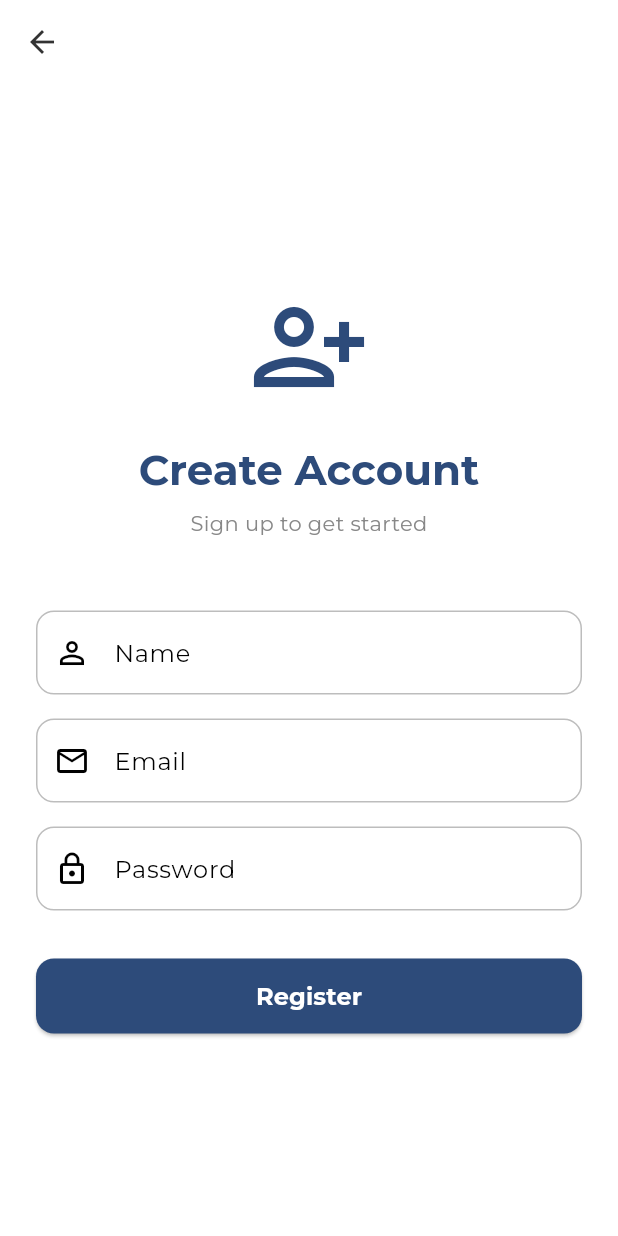
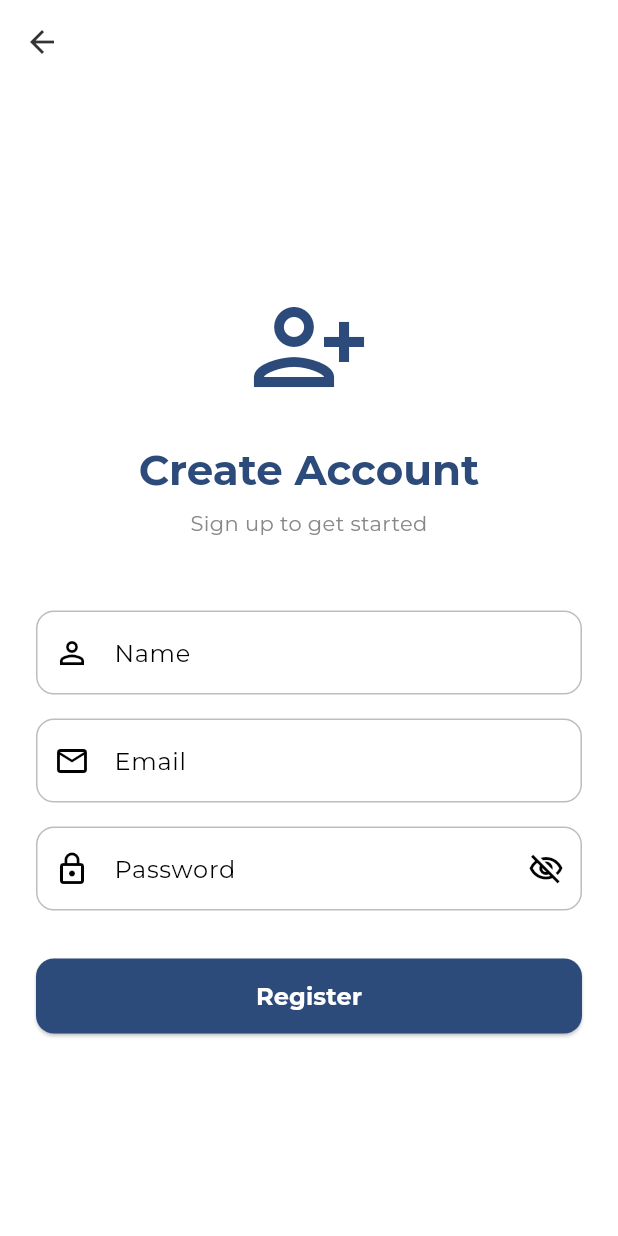
Before and after one commit to Chimera-pkg/flutter-UVIP, a Flutter app: the screen it shows after launch, after a tap on "Register", on a phone screen of 412 x 824 dp. Run offline on Flutter 3.47's test engine with Material 3 defaults, Android fonts, the light colour scheme and no system bars; our stand-ins replace camera, dio, dotted_border, fl_chart, google_fonts, google_maps_flutter and 2 more; accounts and stored records are empty.

Commit message:
fix: auth form validation

```diff
--- a/lib/screens/auth/login_screen.dart
+++ b/lib/screens/auth/login_screen.dart
@@ -16,6 +16,7 @@ class _LoginScreenState extends State<LoginScreen> {
   final _emailController = TextEditingController();
   final _passwordController = TextEditingController();
   final _formKey = GlobalKey<FormState>();
+  bool _obscurePassword = true;
 
   @override
   void dispose() {
@@ -105,6 +106,10 @@ class _LoginScreenState extends State<LoginScreen> {
                       if (value == null || value.isEmpty) {
                         return 'Please enter your email';
                       }
+                      final emailRegex = RegExp(r'^[^@]+@[^@]+\.[^@]+');
+                      if (!emailRegex.hasMatch(value)) {
+                        return 'Please enter a valid email format';
+                      }
                       return null;
                     },
                   ),
@@ -121,11 +126,24 @@ class _LoginScreenState extends State<LoginScreen> {
                         borderRadius: BorderRadius.circular(12),
                         borderSide: const BorderSide(color: AppTheme.unselectedIconColor),
                       ),
+                      suffixIcon: IconButton(
+                        icon: Icon(
+                          _obscurePassword ? Icons.visibility_off_outlined : Icons.visibility_outlined,
+                        ),
+                        onPressed: () {
+                          setState(() {
+                            _obscurePassword = !_obscurePassword;
+                          });
+                        },
+                      ),
                     ),
-                    obscureText: true,
+                    obscureText: _obscurePassword,
                     validator: (value) {
                       if (value == null || value.isEmpty) {
                         return 'Please enter your password';
+                      }
+                      if (value.length < 8) {
+                        return 'Password must be at least 8 characters';
                       }
                       return null;
                     },
--- a/lib/screens/auth/register_screen.dart
+++ b/lib/screens/auth/register_screen.dart
@@ -15,6 +15,7 @@ class _RegisterScreenState extends State<RegisterScreen> {
   final _emailController = TextEditingController();
   final _passwordController = TextEditingController();
   final _formKey = GlobalKey<FormState>();
+  bool _obscurePassword = true;
 
   @override
   void dispose() {
@@ -84,17 +85,17 @@ class _RegisterScreenState extends State<RegisterScreen> {
                     'Create Account',
                     textAlign: TextAlign.center,
                     style: Theme.of(context).textTheme.headlineMedium?.copyWith(
-                          color: AppTheme.secondaryColor,
-                          fontWeight: FontWeight.bold,
-                        ),
+                      color: AppTheme.secondaryColor,
+                      fontWeight: FontWeight.bold,
+                    ),
                   ),
                   const SizedBox(height: 8),
                   Text(
                     'Sign up to get started',
                     textAlign: TextAlign.center,
-                    style: Theme.of(context).textTheme.bodyMedium?.copyWith(
-                          color: AppTheme.lightGray,
-                        ),
+                    style: Theme.of(
+                      context,
+                    ).textTheme.bodyMedium?.copyWith(color: AppTheme.lightGray),
                   ),
                   const SizedBox(height: 48),
                   TextFormField(
@@ -107,7 +108,9 @@ class _RegisterScreenState extends State<RegisterScreen> {
                       ),
                       enabledBorder: OutlineInputBorder(
                         borderRadius: BorderRadius.circular(12),
-                        borderSide: const BorderSide(color: AppTheme.unselectedIconColor),
+                        borderSide: const BorderSide(
+                          color: AppTheme.unselectedIconColor,
+                        ),
                       ),
                     ),
                     validator: (value) {
@@ -128,13 +131,19 @@ class _RegisterScreenState extends State<RegisterScreen> {
                       ),
                       enabledBorder: OutlineInputBorder(
                         borderRadius: BorderRadius.circular(12),
-                        borderSide: const BorderSide(color: AppTheme.unselectedIconColor),
+                        borderSide: const BorderSide(
+                          color: AppTheme.unselectedIconColor,
+                        ),
                       ),
                     ),
                     keyboardType: TextInputType.emailAddress,
                     validator: (value) {
                       if (value == null || value.isEmpty) {
                         return 'Please enter your email';
+                      }
+                      final emailRegex = RegExp(r'^[^@]+@[^@]+\.[^@]+');
+                      if (!emailRegex.hasMatch(value)) {
+                        return 'Please enter a valid email format';
                       }
                       return null;
                     },
@@ -150,13 +159,30 @@ class _RegisterScreenState extends State<RegisterScreen> {
                       ),
                       enabledBorder: OutlineInputBorder(
                         borderRadius: BorderRadius.circular(12),
-                        borderSide: const BorderSide(color: AppTheme.unselectedIconColor),
+                        borderSide: const BorderSide(
+                          color: AppTheme.unselectedIconColor,
+                        ),
+                      ),
+                      suffixIcon: IconButton(
+                        icon: Icon(
+                          _obscurePassword
+                              ? Icons.visibility_off_outlined
+                              : Icons.visibility_outlined,
+                        ),
+                        onPressed: () {
+                          setState(() {
+                            _obscurePassword = !_obscurePassword;
+                          });
+                        },
                       ),
                     ),
-                    obscureText: true,
+                    obscureText: _obscurePassword,
                     validator: (value) {
                       if (value == null || value.isEmpty) {
                         return 'Please enter your password';
+                      }
+                      if (value.length < 8) {
+                        return 'Password must be at least 8 characters';
                       }
                       return null;
                     },
@@ -176,7 +202,10 @@ class _RegisterScreenState extends State<RegisterScreen> {
                           ? const CircularProgressIndicator(color: Colors.white)
                           : const Text(
                               'Register',
-                              style: TextStyle(fontSize: 16, fontWeight: FontWeight.bold),
+                              style: TextStyle(
+                                fontSize: 16,
+                                fontWeight: FontWeight.bold,
+                              ),
                             ),
                     ),
                   ),
```
